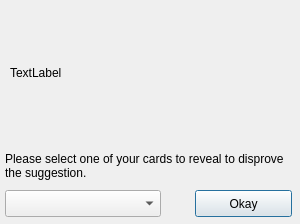
First picture: the form in HandleSuggestionDialogClass.ui, repository whycantifly/umich-eecs402-clue, before the edit.
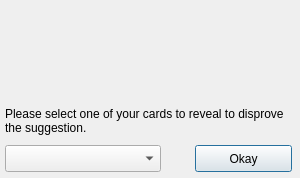
Second picture: the form after the edit.

Commit message: Got rid of Scarlet moving bug.

```diff
--- a/HandleSuggestionDialogClass.ui
+++ b/HandleSuggestionDialogClass.ui
@@ -10,7 +10,7 @@
     <x>0</x>
     <y>0</y>
     <width>300</width>
-    <height>224</height>
+    <height>178</height>
    </rect>
   </property>
   <property name="windowTitle">
@@ -20,7 +20,7 @@
    <property name="geometry">
     <rect>
      <x>5</x>
-     <y>190</y>
+     <y>145</y>
      <width>156</width>
      <height>27</height>
     </rect>
@@ -32,11 +32,11 @@
      <x>10</x>
      <y>20</y>
      <width>281</width>
-     <height>106</height>
+     <height>66</height>
     </rect>
    </property>
    <property name="text">
-    <string>TextLabel</string>
+    <string/>
    </property>
    <property name="wordWrap">
     <bool>true</bool>
@@ -46,7 +46,7 @@
    <property name="geometry">
     <rect>
      <x>195</x>
-     <y>190</y>
+     <y>145</y>
      <width>97</width>
      <height>27</height>
     </rect>
@@ -62,7 +62,7 @@
    <property name="geometry">
     <rect>
      <x>5</x>
-     <y>145</y>
+     <y>100</y>
      <width>286</width>
      <height>41</height>
     </rect>
```
Left out of the diff: 2 changed lines with no effect on the pictures. The commit also changes 1 other file.
